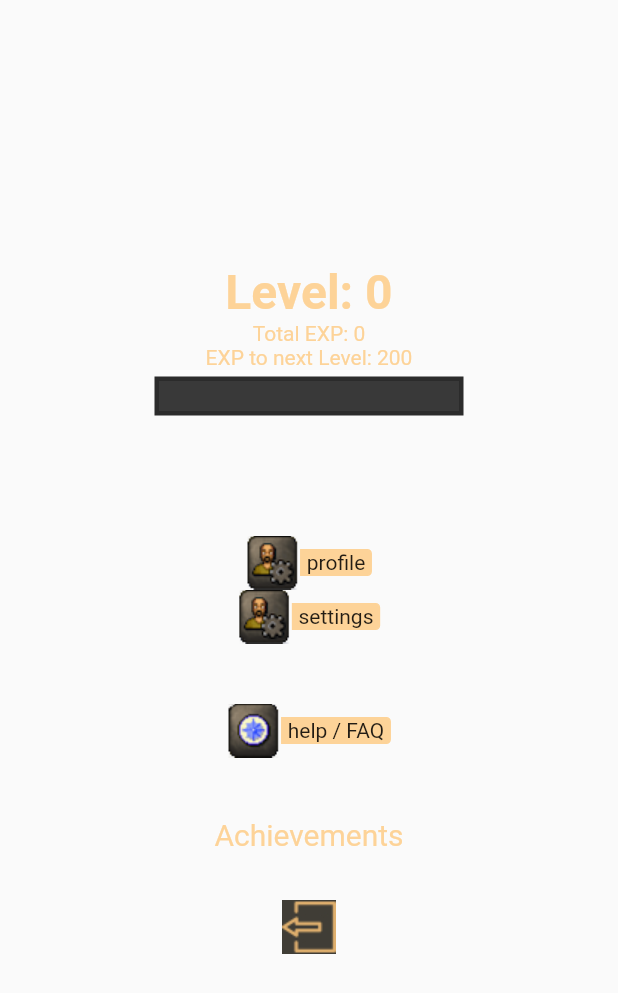
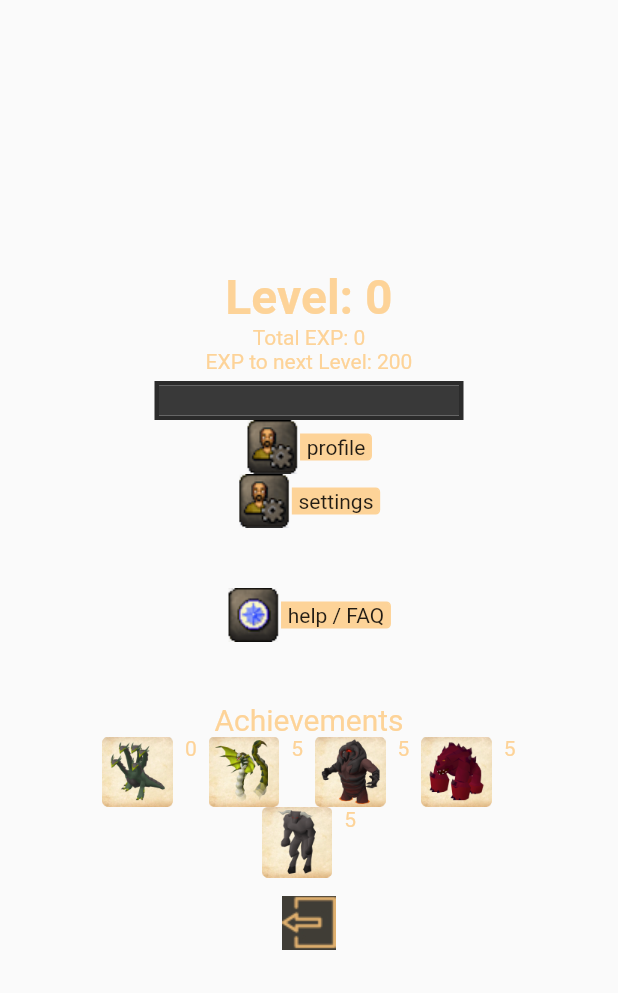
Before and after one commit to mash808/hackathon, a Flutter app: the Profile widget shown alone on an empty page, opened directly, on a phone screen of 412 x 824 dp. Shown: the top 993 px of the screen. Run offline on Flutter 3.47's test engine with Material 2 defaults, Android fonts, the light colour scheme and no system bars; our stand-ins replace flutter_riverpod, hive, hive_flutter; accounts and stored records are empty.

Commit message:
achievements edit

```diff
--- a/lib/profile_screen/profile.dart
+++ b/lib/profile_screen/profile.dart
@@ -75,8 +75,6 @@ class _ProfileState extends ConsumerState<Profile> {
               Container(height: 5),
               XPRow(),
             ]),
-            const SizedBox(height: 40, width: 10),
-            const SizedBox(height: 40, width: 10),
             ProfileHeader(
                 label: " profile ", imageAddress: "images/character.png"),
             ProfileHeader(
@@ -90,7 +88,23 @@ class _ProfileState extends ConsumerState<Profile> {
               style: TextStyle(fontSize: 20, color: kTextCream),
               textAlign: TextAlign.center,
             ),
-            const SizedBox(height: 20),
+            Container(
+                child: Wrap(
+              alignment: WrapAlignment.center,
+              spacing: 8.0,
+              children: [
+                Image.asset('images/very_hard_boss.png', scale: 2),
+                const Text('0', style: TextStyle(color: kTextCream)),
+                Image.asset('images/hard_boss.png', scale: 2),
+                const Text('5', style: TextStyle(color: kTextCream)),
+                Image.asset('images/medium_boss.png', scale: 2),
+                const Text('5', style: TextStyle(color: kTextCream)),
+                Image.asset('images/easy_boss.png', scale: 2),
+                const Text('5', style: TextStyle(color: kTextCream)),
+                Image.asset('images/very_easy_boss.png', scale: 2),
+                const Text('5', style: TextStyle(color: kTextCream)),
+              ],
+            )),
             GestureDetector(
               onTap: () {
                 setState(() {
```
